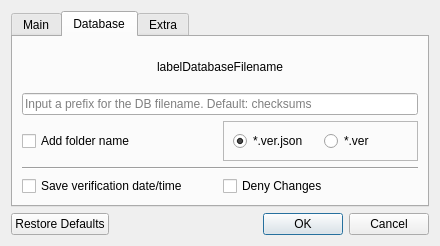
First picture: the form in src/dialogsettings.ui, repository artemvlas/veretino, before the edit.
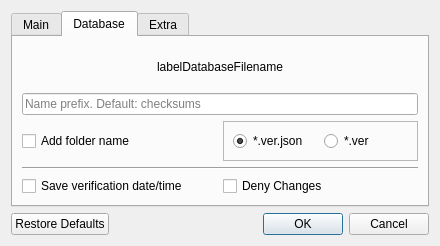
Second picture: the form after the edit. The open tabs and pages were chosen to show the change.

Diff of the .ui file:
```diff
--- a/src/dialogsettings.ui
+++ b/src/dialogsettings.ui
@@ -134,7 +134,7 @@
        <item row="1" column="0" colspan="2">
         <widget class="QLineEdit" name="inputJsonFileNamePrefix">
          <property name="placeholderText">
-          <string>Input a prefix for the DB filename. Default: checksums</string>
+          <string>Name prefix. Default: checksums</string>
          </property>
          <property name="clearButtonEnabled">
           <bool>true</bool>
```
